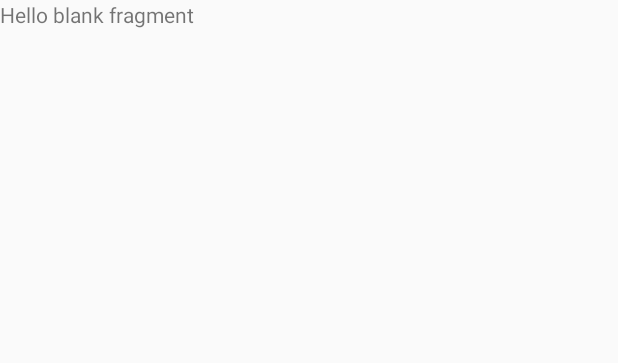
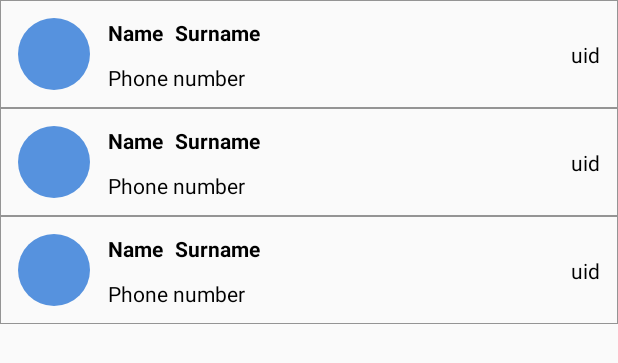
Before and after one commit to jstAga/Messenger, an Android app: the layout fragment_chat.xml on its own in the app's theme, with its tools: preview values and no code run, on a phone screen of 412 x 824 dp. Shown: the top 363 px of the screen. Run offline under Robolectric (Android 15) with nearby library versions, the phone set to English and light mode, and no system bars.

Commit message:
add recycler

```diff
--- a/app/build.gradle
+++ b/app/build.gradle
@@ -44,6 +44,8 @@ dependencies {
     implementation 'androidx.constraintlayout:constraintlayout:2.1.4'
     implementation 'com.google.firebase:firebase-auth:21.1.0'
     implementation 'com.google.firebase:firebase-firestore-ktx:24.4.1'
+    implementation 'com.google.firebase:firebase-database-ktx:20.1.0'
+    implementation 'com.google.firebase:firebase-firestore:24.4.1'
     testImplementation 'junit:junit:4.13.2'
     androidTestImplementation 'androidx.test.ext:junit:1.1.4'
     androidTestImplementation 'androidx.test.espresso:espresso-core:3.5.0'
@@ -69,6 +71,6 @@ dependencies {
     //circle image view
     implementation 'de.hdodenhof:circleimageview:3.1.0'
 
-    //sms code
+    //sms code view
     implementation "com.github.fraggjkee:sms-confirmation-view:1.7.1"
 }
--- a/app/src/main/java/com/geektech/messanger/ui/splash/SplashFragment.kt
+++ b/app/src/main/java/com/geektech/messanger/ui/splash/SplashFragment.kt
@@ -3,12 +3,10 @@ package com.geektech.messanger.ui.splash
 import android.os.Bundle
 import android.os.Handler
 import android.os.Looper
-import android.util.Log
 import androidx.fragment.app.Fragment
 import android.view.LayoutInflater
 import android.view.View
 import android.view.ViewGroup
-import androidx.navigation.findNavController
 import androidx.navigation.fragment.findNavController
 import com.bumptech.glide.Glide
 import com.geektech.messanger.R
@@ -21,7 +19,7 @@ class SplashFragment : Fragment() {
     override fun onCreateView(
         inflater: LayoutInflater, container: ViewGroup?,
         savedInstanceState: Bundle?
-    ): View? {
+    ): View {
         binding = FragmentSplashBinding.inflate(inflater, container, false)
         return binding.root
     }
@@ -38,7 +36,7 @@ class SplashFragment : Fragment() {
             } else {
                 findNavController().navigate(R.id.chatFragment)
             }
-        }, 3000)
+        }, 1000)
 
     }
 }
--- /dev/null
+++ b/app/src/main/res/drawable/bg_item.xml
@@ -0,0 +1,5 @@
+<?xml version="1.0" encoding="utf-8"?>
+<shape xmlns:android="http://schemas.android.com/apk/res/android"
+    android:shape="rectangle">
+    <stroke android:width="0.5dp" android:color="@color/gray"/>
+</shape>
--- a/app/src/main/res/layout/fragment_chat.xml
+++ b/app/src/main/res/layout/fragment_chat.xml
@@ -1,14 +1,21 @@
 <?xml version="1.0" encoding="utf-8"?>
-<FrameLayout xmlns:android="http://schemas.android.com/apk/res/android"
+<androidx.constraintlayout.widget.ConstraintLayout xmlns:android="http://schemas.android.com/apk/res/android"
+    xmlns:app="http://schemas.android.com/apk/res-auto"
     xmlns:tools="http://schemas.android.com/tools"
     android:layout_width="match_parent"
     android:layout_height="match_parent"
     tools:context=".ui.chat.ChatFragment">
 
-    <!-- TODO: Update blank fragment layout -->
-    <TextView
-        android:layout_width="match_parent"
-        android:layout_height="match_parent"
-        android:text="@string/hello_blank_fragment" />
 
-</FrameLayout>
+
+    <androidx.recyclerview.widget.RecyclerView
+        android:id="@+id/rv_chat"
+        android:layout_width="0dp"
+        android:layout_height="0dp"
+        app:layoutManager="androidx.recyclerview.widget.LinearLayoutManager"
+        app:layout_constraintBottom_toBottomOf="parent"
+        app:layout_constraintEnd_toEndOf="parent"
+        app:layout_constraintStart_toStartOf="parent"
+        app:layout_constraintTop_toTopOf="parent"
+        tools:listitem="@layout/item_chat" />
+</androidx.constraintlayout.widget.ConstraintLayout>
--- a/app/src/main/res/layout/include_username.xml
+++ b/app/src/main/res/layout/include_username.xml
@@ -5,10 +5,11 @@
     android:layout_height="match_parent">
 
     <de.hdodenhof.circleimageview.CircleImageView
+        android:id="@+id/civ_avatar"
         android:layout_width="96dp"
         android:layout_height="96dp"
         android:layout_marginBottom="16dp"
-android:src="@color/blue"
+        android:src="@color/blue"
         app:layout_constraintBottom_toTopOf="@id/tv_username_title"
         app:layout_constraintEnd_toEndOf="parent"
         app:layout_constraintStart_toStartOf="parent" />
--- /dev/null
+++ b/app/src/main/res/layout/item_chat.xml
@@ -0,0 +1,62 @@
+<?xml version="1.0" encoding="utf-8"?>
+<androidx.constraintlayout.widget.ConstraintLayout xmlns:android="http://schemas.android.com/apk/res/android"
+    xmlns:app="http://schemas.android.com/apk/res-auto"
+    android:layout_width="match_parent"
+    android:background="@drawable/bg_item"
+    android:layout_height="wrap_content">
+
+    <de.hdodenhof.circleimageview.CircleImageView
+        android:id="@+id/civ_avatar"
+        android:layout_width="48dp"
+        android:layout_height="48dp"
+        android:layout_margin="12dp"
+        android:src="@color/blue"
+        app:layout_constraintBottom_toBottomOf="parent"
+        app:layout_constraintStart_toStartOf="parent"
+        app:layout_constraintTop_toTopOf="parent" />
+
+    <TextView
+        android:id="@+id/tv_name"
+        android:layout_width="wrap_content"
+        android:layout_height="wrap_content"
+        android:layout_marginStart="12dp"
+        android:text="@string/name"
+        android:textColor="@color/black"
+        android:textStyle="bold"
+        app:layout_constraintStart_toEndOf="@id/civ_avatar"
+        app:layout_constraintTop_toTopOf="@id/civ_avatar" />
+
+    <TextView
+        android:id="@+id/tv_surname"
+        android:layout_width="wrap_content"
+        android:layout_height="wrap_content"
+        android:layout_marginStart="8dp"
+        android:text="@string/surname"
+        android:textColor="@color/black"
+        android:textStyle="bold"
+        app:layout_constraintStart_toEndOf="@id/tv_name"
+        app:layout_constraintTop_toTopOf="@id/civ_avatar" />
+
+    <TextView
+        android:id="@+id/tv_phone_number"
+        android:layout_width="wrap_content"
+        android:layout_height="wrap_content"
+        android:layout_marginStart="12dp"
+        android:text="@string/phone_number"
+        android:textColor="@color/black"
+        app:layout_constraintBottom_toBottomOf="parent"
+        app:layout_constraintStart_toEndOf="@id/civ_avatar"
+        app:layout_constraintTop_toBottomOf="@id/tv_name" />
+
+    <TextView
+        android:id="@+id/tv_uid"
+        android:layout_width="wrap_content"
+        android:layout_height="wrap_content"
+        android:layout_marginEnd="12dp"
+        android:text="@string/uid"
+        android:textColor="@color/black"
+        app:layout_constraintEnd_toEndOf="parent"
+        app:layout_constraintTop_toTopOf="parent"
+        app:layout_constraintBottom_toBottomOf="parent"/>
+
+</androidx.constraintlayout.widget.ConstraintLayout>
--- a/app/src/main/res/values-night/themes.xml
+++ b/app/src/main/res/values-night/themes.xml
@@ -1,6 +1,6 @@
 <resources xmlns:tools="http://schemas.android.com/tools">
     <!-- Base application theme. -->
-    <style name="Theme.Messanger" parent="Theme.MaterialComponents.DayNight.NoActionBar.Bridge">
+    <style name="Theme.Messanger" parent="Theme.MaterialComponents.DayNight.Bridge">
         <!-- Primary brand color. -->
         <item name="colorPrimary">@color/purple_200</item>
         <item name="colorPrimaryVariant">@color/purple_700</item>
--- a/app/src/main/res/values/strings.xml
+++ b/app/src/main/res/values/strings.xml
@@ -11,5 +11,7 @@
     <string name="second_name_optional">Second name (optional)</string>
     <string name="username_desc">Enter your name and add a profile picture.</string>
     <string name="profile_info">Profile info</string>
-
+    <string name="surname">Surname</string>
+    <string name="name">Name</string>
+    <string name="uid">uid</string>
 </resources>
--- a/app/src/main/res/values/themes.xml
+++ b/app/src/main/res/values/themes.xml
@@ -1,6 +1,6 @@
 <resources xmlns:tools="http://schemas.android.com/tools">
     <!-- Base application theme. -->
-    <style name="Theme.Messanger" parent="Theme.MaterialComponents.DayNight.NoActionBar.Bridge">
+    <style name="Theme.Messanger" parent="Theme.MaterialComponents.DayNight.Bridge">
         <!-- Primary brand color. -->
         <item name="colorPrimary">@color/purple_500</item>
         <item name="colorPrimaryVariant">@color/purple_700</item>
@@ -10,7 +10,7 @@
         <item name="colorSecondaryVariant">@color/teal_700</item>
         <item name="colorOnSecondary">@color/black</item>
         <!-- Status bar color. -->
-        <item name="android:statusBarColor" tools:targetApi="l">?attr/colorPrimaryVariant</item>
+        <item name="android:statusBarColor" tools:targetApi="l">@color/blue</item>
         <!-- Customize your theme here. -->
     </style>
 </resources>
```
Also changed, not shown: app/src/main/java/com/geektech/messanger/MainActivity.kt (+29 -2 lines), app/src/main/java/com/geektech/messanger/model/User.kt (+4 -4 lines), app/src/main/java/com/geektech/messanger/ui/auth/AuthFragment.kt (+15 -22 lines), app/src/main/java/com/geektech/messanger/ui/chat/ChatFragment.kt (+42 -1 lines), app/src/main/java/com/geektech/messanger/ui/chat/adapter/ChatAdapter.kt (added, +43 -0 lines).
